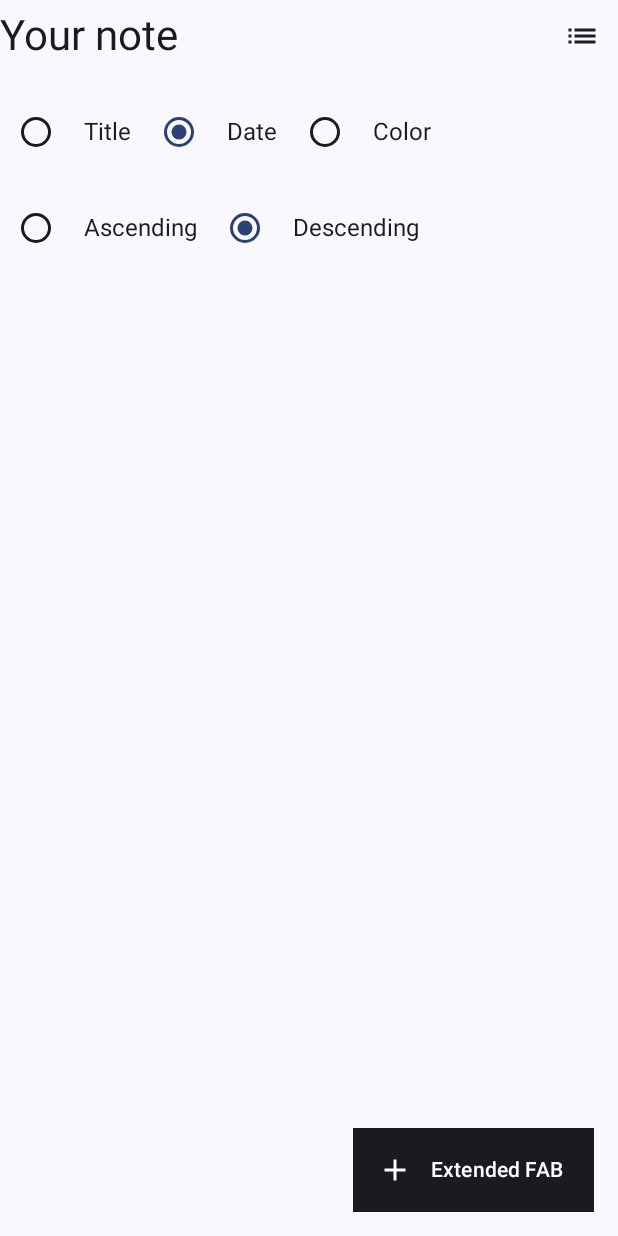
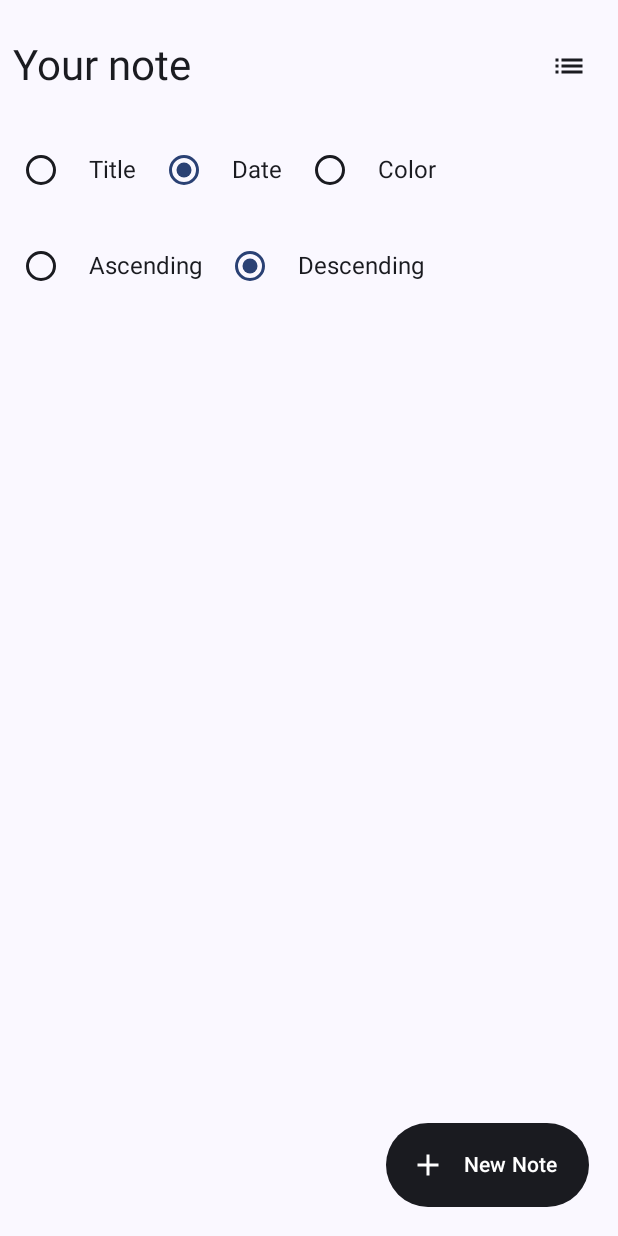
Before and after one commit to Mohamad-Tarek-Hendi/Offline_Note_App, an Android app built with Jetpack Compose: the NoteScreen screen opened through its navigation route, after a tap on "Sort", on a phone screen of 412 x 824 dp. Run offline under Robolectric (Android 15) with nearby library versions, the phone set to English and light mode, and no system bars; our stand-ins replace Dagger/Hilt's generated code, Room's generated code.

Commit message:
* Fix SnackBar. * Detect that note not empty.

```diff
--- a/app/build.gradle
+++ b/app/build.gradle
@@ -51,8 +51,8 @@ android {
 
 dependencies {
 
-    implementation 'androidx.core:core-ktx:1.10.1'
-    implementation 'androidx.lifecycle:lifecycle-runtime-ktx:2.6.1'
+    implementation 'androidx.core:core-ktx:1.12.0'
+    implementation 'androidx.lifecycle:lifecycle-runtime-ktx:2.6.2'
     implementation 'androidx.activity:activity-compose:1.7.2'
     implementation platform('androidx.compose:compose-bom:2023.03.00')
     implementation 'androidx.compose.ui:ui'
@@ -73,7 +73,7 @@ dependencies {
     implementation "com.google.dagger:hilt-android:2.47"
     ksp 'com.google.dagger:hilt-compiler:2.47'
 
-    implementation "androidx.lifecycle:lifecycle-viewmodel-compose:2.7.0-alpha01"
+    implementation "androidx.lifecycle:lifecycle-viewmodel-compose:2.7.0-alpha02"
     implementation "androidx.hilt:hilt-navigation-compose:1.1.0-alpha01"
 
     // Coroutines
--- a/app/src/main/java/com/example/offlinenoteapp/core/presentation/MainActivity.kt
+++ b/app/src/main/java/com/example/offlinenoteapp/core/presentation/MainActivity.kt
@@ -11,6 +11,7 @@ import androidx.compose.material3.Text
 import androidx.compose.runtime.Composable
 import androidx.compose.ui.Modifier
 import androidx.compose.ui.tooling.preview.Preview
+import androidx.core.view.WindowCompat
 import androidx.navigation.NavType
 import androidx.navigation.compose.NavHost
 import androidx.navigation.compose.composable
@@ -28,6 +29,7 @@ class MainActivity : ComponentActivity() {
     @ExperimentalAnimationApi
     override fun onCreate(savedInstanceState: Bundle?) {
         super.onCreate(savedInstanceState)
+        WindowCompat.setDecorFitsSystemWindows(window, false)
         setContent {
             OfflineNoteAppTheme {
 
--- a/app/src/main/java/com/example/offlinenoteapp/feature_note/presentation/add_edit_note/UiEvent.kt
+++ b/app/src/main/java/com/example/offlinenoteapp/feature_note/presentation/add_edit_note/UiEvent.kt
@@ -3,4 +3,5 @@ package com.example.offlinenoteapp.feature_note.presentation.add_edit_note
 sealed class UiEvent {
     data class ShowSnackBar(val message: String) : UiEvent()
     object SaveNote : UiEvent()
+    object SaveNoteNotComplete : UiEvent()
 }
--- a/app/src/main/java/com/example/offlinenoteapp/feature_note/presentation/notes/components/NoteScreen.kt
+++ b/app/src/main/java/com/example/offlinenoteapp/feature_note/presentation/notes/components/NoteScreen.kt
@@ -1,5 +1,6 @@
 package com.example.offlinenoteapp.feature_note.presentation.notes.components
 
+import android.annotation.SuppressLint
 import androidx.compose.animation.AnimatedVisibility
 import androidx.compose.animation.fadeIn
 import androidx.compose.animation.fadeOut
@@ -18,6 +19,7 @@ import androidx.compose.foundation.layout.padding
 import androidx.compose.foundation.lazy.LazyColumn
 import androidx.compose.foundation.lazy.items
 import androidx.compose.foundation.lazy.rememberLazyListState
+import androidx.compose.foundation.shape.CircleShape
 import androidx.compose.material.icons.Icons
 import androidx.compose.material.icons.filled.Add
 import androidx.compose.material.icons.filled.List
@@ -29,6 +31,7 @@ import androidx.compose.material3.IconButton
 import androidx.compose.material3.MaterialTheme
 import androidx.compose.material3.Scaffold
 import androidx.compose.material3.Snackbar
+import androidx.compose.material3.SnackbarDuration
 import androidx.compose.material3.SnackbarHost
 import androidx.compose.material3.SnackbarHostState
 import androidx.compose.material3.SnackbarResult
@@ -51,6 +54,7 @@ import com.example.offlinenoteapp.feature_note.presentation.notes.NotesViewModel
 import com.example.offlinenoteapp.feature_note.presentation.util.Screen
 import kotlinx.coroutines.launch
 
+@SuppressLint("UnusedMaterial3ScaffoldPaddingParameter")
 @OptIn(ExperimentalMaterial3Api::class)
 @Composable
 fun NoteScreen(
@@ -73,13 +77,12 @@ fun NoteScreen(
 
     //region Screen
     Scaffold(
-        modifier = Modifier.fillMaxSize(),
+        modifier = Modifier
+            .fillMaxSize()
+            .padding(3.dp),
+
         snackbarHost = {
-            SnackbarHost(snackBarHostState) {
-                Snackbar(modifier = Modifier.padding(16.dp)) {
-                    Text(it.visuals.message)
-                }
-            }
+            SnackbarHost(hostState = snackBarHostState)
         },
         floatingActionButton = {
             ExtendedFloatingActionButton(
@@ -90,10 +93,10 @@ fun NoteScreen(
                 containerColor = MaterialTheme.colorScheme.onSurface,
                 contentColor = Color.White,
                 modifier = Modifier
-                    .clip(RectangleShape)
+                    .clip(CircleShape)
                     .background(Color.Transparent),
                 icon = { Icon(Icons.Filled.Add, "Localized Description") },
-                text = { Text(text = "Extended FAB") },
+                text = { Text(text = "New Note") },
             )
         },
         // isFloatingActionButtonDocked = false,
@@ -102,12 +105,14 @@ fun NoteScreen(
         Column(
             modifier = Modifier
                 .fillMaxSize()
-                .padding(it)
         ) {
 
             //region Text And Icon
             Row(
-                modifier = Modifier.fillMaxWidth(),
+                modifier = Modifier
+                    .fillMaxWidth()
+                    .padding(5.dp)
+                    .padding(top = 11.dp),
                 horizontalArrangement = Arrangement.SpaceBetween,
                 verticalAlignment = Alignment.CenterVertically
             ) {
@@ -165,10 +170,17 @@ fun NoteScreen(
                             scope.launch {
                                 val result = snackBarHostState.showSnackbar(
                                     message = "Note Deleted",
-                                    actionLabel = "Undo"
+                                    duration = SnackbarDuration.Short,
+                                    actionLabel = "Restore"
                                 )
-                                if (result == SnackbarResult.ActionPerformed) {
-                                    viewModel.onEvent(NotesEvent.RestoreNote)
+
+                                when (result) {
+                                    SnackbarResult.ActionPerformed -> {
+                                        viewModel.onEvent(NotesEvent.RestoreNote)
+                                    }
+                                    SnackbarResult.Dismissed -> {
+                                        /* Handle snackbar dismissed */
+                                    }
                                 }
                             }
                         }
```
Also changed, not shown: app/src/main/java/com/example/offlinenoteapp/feature_note/presentation/add_edit_note/AddEditNotesViewModel.kt (+8 -1 lines), app/src/main/java/com/example/offlinenoteapp/feature_note/presentation/add_edit_note/components/AddEditNoteScreen.kt (+15 -9 lines), app/src/main/res/values/themes.xml (+10 -0 lines).
